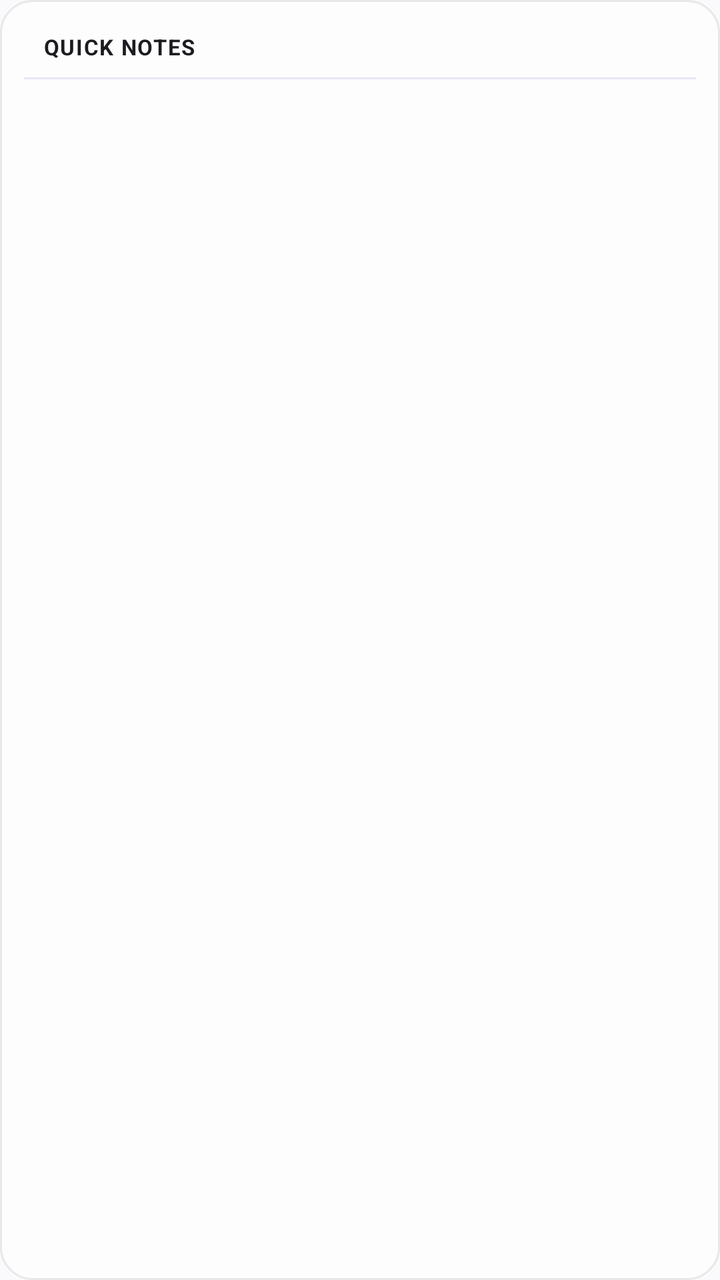
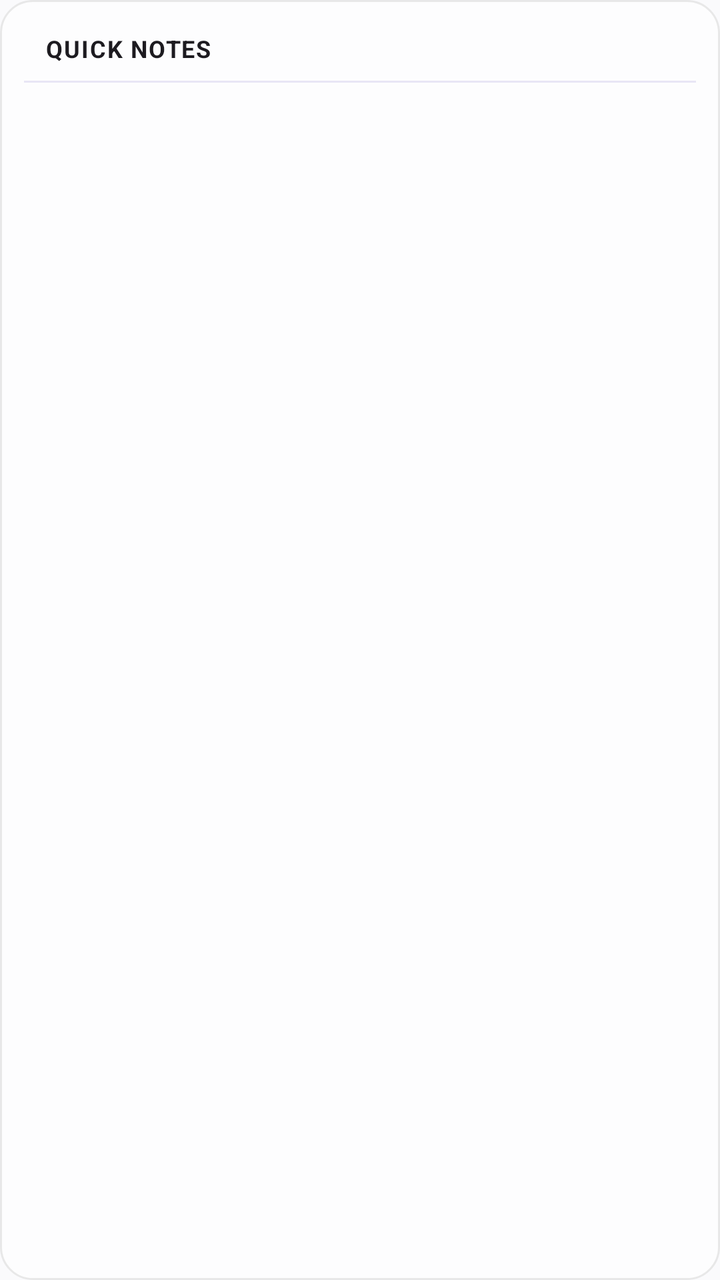

Before-and-after screenshots of an Android layout around one commit, followed by the original layout XML and the change that was made.
<!-- AndroidManifest.xml: application theme Theme.Reminder -->
<!-- res/layout/widget_quick_notes.xml -->
<?xml version="1.0" encoding="utf-8"?>
<LinearLayout xmlns:android="http://schemas.android.com/apk/res/android"
    android:id="@+id/widget_container"
    android:layout_width="match_parent"
    android:layout_height="match_parent"
    android:orientation="vertical"
    android:background="@drawable/widget_background"
    android:padding="12dp">

    
    <TextView
        android:id="@+id/widget_title"
        android:layout_width="match_parent"
        android:layout_height="wrap_content"
        android:text="   QUICK NOTES"
        android:textSize="11sp"
        android:textStyle="bold"
        android:textColor="@color/colorTextPrimary"
        android:letterSpacing="0.05"
        android:gravity="start"
        android:paddingLeft="0dp"
        android:paddingRight="0dp"
        android:paddingTop="4dp"
        android:paddingBottom="8dp" />

    
    <FrameLayout
        android:layout_width="match_parent"
        android:layout_height="1dp"
        android:background="@color/colorDivider"
        android:layout_marginLeft="0dp"
        android:layout_marginRight="0dp"
        android:layout_marginBottom="4dp" />

    
    <ListView
        android:id="@+id/widget_list"
        android:layout_width="match_parent"
        android:layout_height="0dp"
        android:layout_weight="1"
        android:layout_marginLeft="0dp"
        android:layout_marginRight="0dp"
        android:divider="@android:color/transparent"
        android:dividerHeight="0dp"/>

    
    <TextView
        android:id="@+id/widget_empty_view"
        android:layout_width="match_parent"
        android:layout_height="wrap_content"
        android:text="No notes"
        android:textSize="13sp"
        android:textColor="@color/colorTextSecondary"
        android:padding="8dp"
        android:visibility="gone"/>

</LinearLayout>
<!-- resources referenced by this layout -->
<resources>
  <color name="colorDivider">@color/light_divider</color>
  <color name="colorTextPrimary">@color/light_text_primary</color>
  <color name="colorTextSecondary">@color/light_text_secondary</color>
  <!-- drawable widget_background (drawable) -->
  <?xml version="1.0" encoding="utf-8"?>
  <shape xmlns:android="http://schemas.android.com/apk/res/android"
      android:shape="rectangle">
      <solid android:color="#B3FFFFFF" />
      <stroke android:width="1dp" android:color="#B3E0E0E0" />
      <corners android:radius="16dp" />
  </shape>
  <style name="Theme.Reminder" parent="Theme.Material3.DayNight.NoActionBar">
          <item name="colorPrimary">@color/accent_purple</item>
          <item name="colorOnPrimary">@color/white</item>
          <item name="colorSecondary">@color/accent_purple</item>
          <item name="colorOnSecondary">@color/white</item>
          <item name="android:statusBarColor">@color/colorBackground</item>
          <item name="android:windowLightStatusBar" tools:targetApi="m">true</item>
          <item name="android:timePickerMode">spinner</item>
  
          
          <item name="android:windowBackground">@color/light_background</item>
          <item name="colorSurface">@color/light_surface</item>
          <item name="colorOnSurface">@color/light_text_primary</item>
      </style>
  <color name="light_divider">#E8E6F5</color>
  <color name="light_text_primary">#1D1B20</color>
  <color name="light_text_secondary">#49454F</color>
  <color name="accent_purple">@color/colorAccent</color>
  <color name="white">#FFFFFFFF</color>
  <color name="colorBackground">@color/light_background</color>
  <color name="light_background">#FAFAFC</color>
  <color name="light_surface">#FFFFFF</color>
  <color name="colorAccent">@color/light_primary</color>
  <color name="light_primary">#7B6FEA</color>
</resources>

<!-- the commit's change to res/layout/widget_quick_notes.xml (unified diff, before → after) -->
@@ -13,7 +13,7 @@
         android:layout_width="match_parent"
         android:layout_height="wrap_content"
         android:text="   QUICK NOTES"
-        android:textSize="11sp"
+        android:textSize="12sp"
         android:textStyle="bold"
         android:textColor="@color/colorTextPrimary"
         android:letterSpacing="0.05"
